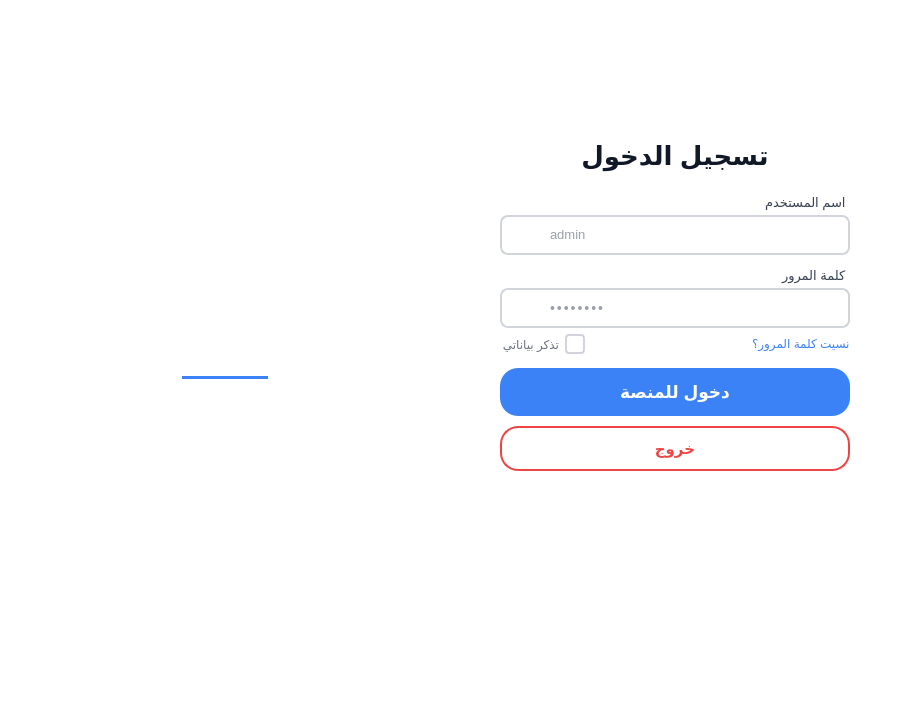
abdelfatah89/Agency_Manager, file src/login/login.ui: the form before one commit.
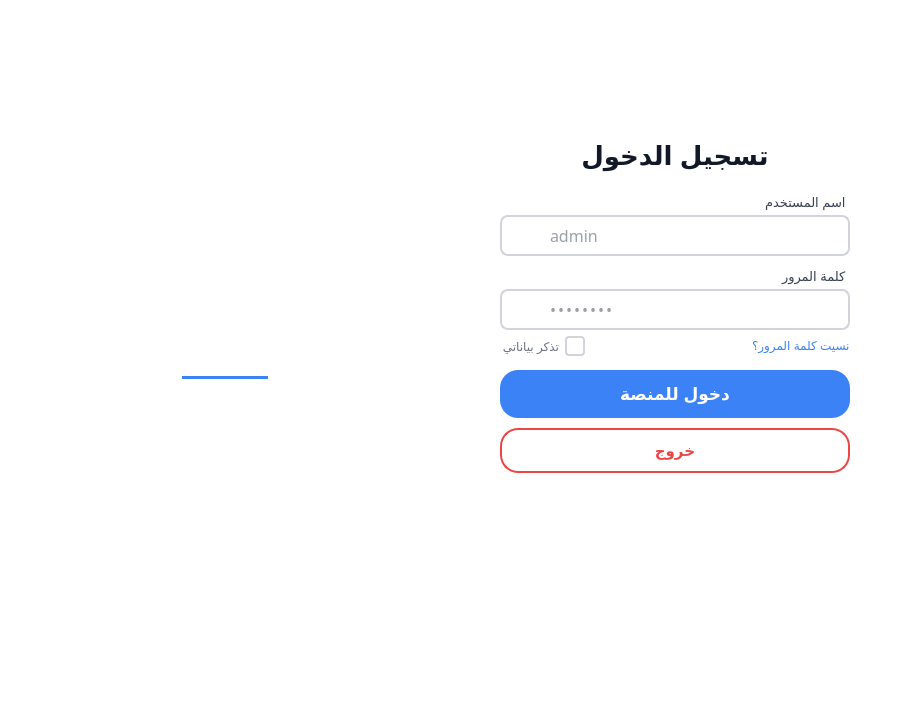
The form after the commit. Icons and pictures are not drawn.

Diff of the .ui file:
```diff
--- a/src/login/login.ui
+++ b/src/login/login.ui
@@ -189,6 +189,15 @@
           </property>
           <item>
            <widget class="QLineEdit" name="emailInput">
+            <property name="font">
+             <font>
+              <family>Overpass</family>
+              <pointsize>12</pointsize>
+              <weight>50</weight>
+              <italic>false</italic>
+              <bold>false</bold>
+             </font>
+            </property>
             <property name="layoutDirection">
              <enum>Qt::LeftToRight</enum>
             </property>
@@ -197,8 +206,6 @@
     border: none;
     background-color: transparent;
     color: #374151;
-    font-size: 13px;
-    font-family: &quot;Almarai&quot;;
     padding: 4px 6px;
 }</string>
             </property>
@@ -363,12 +370,20 @@
           </item>
           <item>
            <widget class="QLineEdit" name="passwordInput">
+            <property name="font">
+             <font>
+              <family>Overpass</family>
+              <pointsize>12</pointsize>
+              <weight>50</weight>
+              <italic>false</italic>
+              <bold>false</bold>
+             </font>
+            </property>
             <property name="styleSheet">
              <string notr="true">QLineEdit#passwordInput {
     border: none;
     background-color: transparent;
     color: #374151;
-    font-size: 14px;
     padding: 4px 6px;
     letter-spacing: 2px;
 }</string>
```
